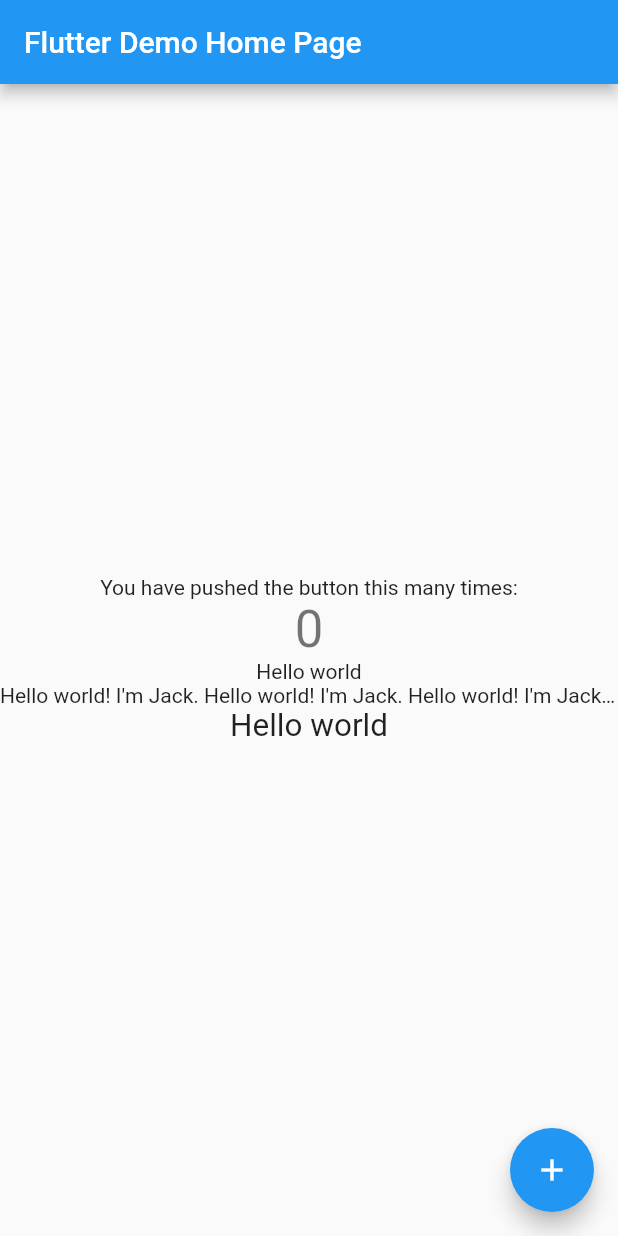
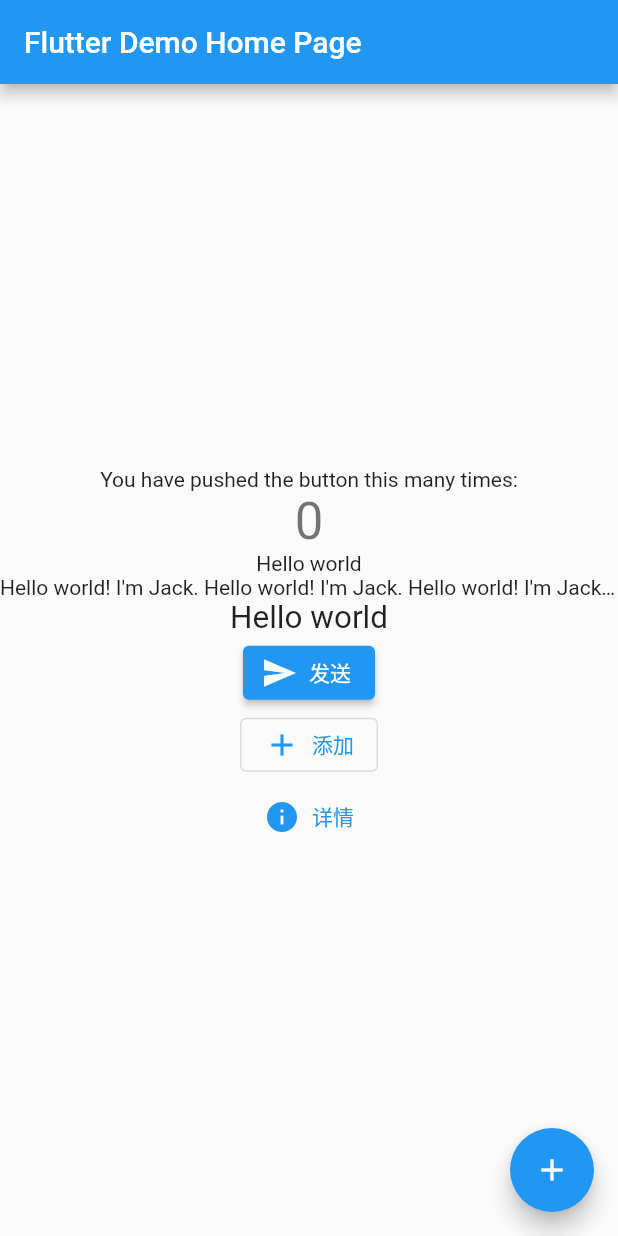
Before and after one commit to icyRian/hello_flutter, a Flutter app: the screen it shows after launch, on a phone screen of 412 x 824 dp. Run offline on Flutter 3.47's test engine with Material 2 defaults, Android fonts, the phone set to English and light mode, and no system bars.

Commit message:
Update main.dart

```diff
--- a/lib/main.dart
+++ b/lib/main.dart
@@ -114,7 +114,21 @@ class _MyHomePageState extends State<MyHomePage> {
               textScaleFactor: 1.5,
             ),
             // 仿写知识点3.2按钮 https://book.flutterchina.club/chapter3/buttons.html#_3-2-5-%E5%B8%A6%E5%9B%BE%E6%A0%87%E7%9A%84%E6%8C%89%E9%92%AE
-
+            ElevatedButton.icon(
+              icon: Icon(Icons.send),
+              label: Text("发送"),
+              onPressed: (){},
+            ),
+            OutlinedButton.icon(
+              icon: Icon(Icons.add),
+              label: Text("添加"),
+              onPressed:(){},
+            ),
+            TextButton.icon(
+              icon: Icon(Icons.info),
+              label: Text("详情"),
+              onPressed: (){},
+            ),
           ],
         ),
       ),
```
